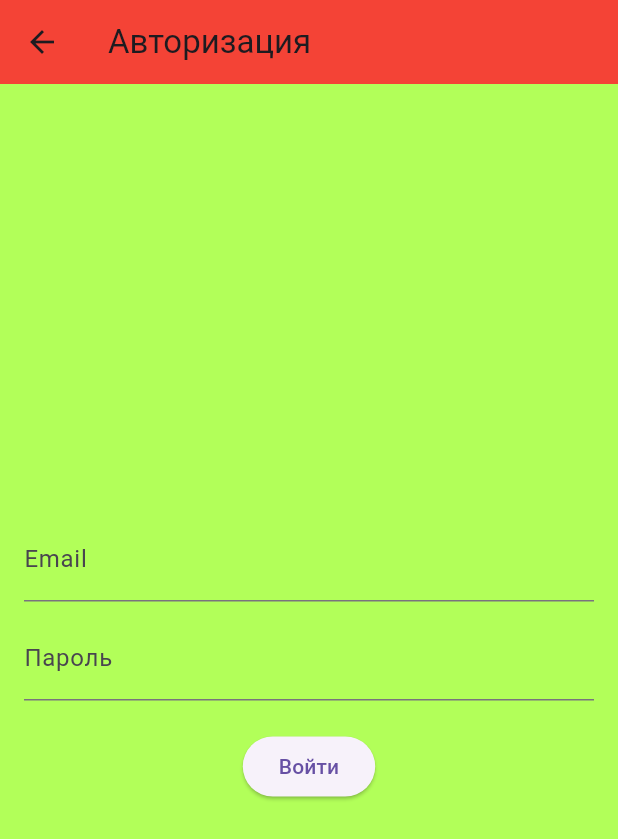
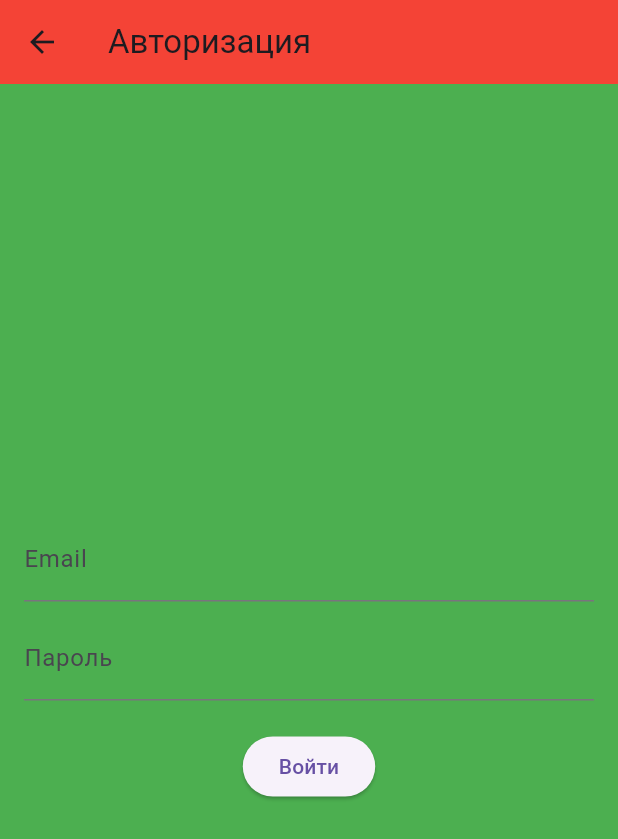
Before and after one commit to Mogohtml/flutter-3, a Flutter app: the screen it shows after launch, after a tap on "Зарегистрироваться", on a phone screen of 412 x 824 dp. Shown: the top 839 px of the screen. Run offline on Flutter 3.47's test engine with Material 3 defaults, Android fonts, the phone set to English and light mode, and no system bars.

Commit message:
first commit

```diff
--- a/lib/main.dart
+++ b/lib/main.dart
@@ -21,7 +21,7 @@ class RegisterScreen extends StatelessWidget {
   @override
   Widget build(BuildContext context) {
     return Scaffold(
-      backgroundColor: Colors.lightGreenAccent,
+      backgroundColor: Colors.green,
       appBar: AppBar(
         title: Text('Регистрация'),
         backgroundColor: Colors.red,
@@ -34,7 +34,7 @@ class RegisterScreen extends StatelessWidget {
             mainAxisAlignment: MainAxisAlignment.center,
             children: <Widget>[
               TextField(
-                style: TextStyle(color: Colors.black),
+                style: TextStyle(color: Colors.white),
                 decoration: InputDecoration(
                   labelText: 'Имя',
 
@@ -43,12 +43,14 @@ class RegisterScreen extends StatelessWidget {
               ),
               SizedBox(height: 10),
               TextField(
+                style: TextStyle(color: Colors.white),
                 decoration: InputDecoration(
                   labelText: 'Email',
                 ),
               ),
               SizedBox(height: 10),
               TextField(
+                style: TextStyle(color: Colors.white),
                 obscureText: true,
                 decoration: InputDecoration(
                   labelText: 'Пароль',
@@ -73,7 +75,7 @@ class LoginScreen extends StatelessWidget {
   @override
   Widget build(BuildContext context) {
     return Scaffold(
-      backgroundColor: Colors.lightGreenAccent,
+      backgroundColor: Colors.green,
       appBar: AppBar(
         title: Text('Авторизация'),
         backgroundColor: Colors.red,
@@ -85,12 +87,15 @@ class LoginScreen extends StatelessWidget {
             mainAxisAlignment: MainAxisAlignment.center,
             children: <Widget>[
               TextField(
-                decoration: InputDecoration(
+                style: TextStyle(color: Colors.white),
+
+          decoration: InputDecoration(
                   labelText: 'Email',
                 ),
               ),
               SizedBox(height: 10),
               TextField(
+                style: TextStyle(color: Colors.white),
                 obscureText: true,
                 decoration: InputDecoration(
                   labelText: 'Пароль',
```
Also changed, not shown: pubspec.lock.
